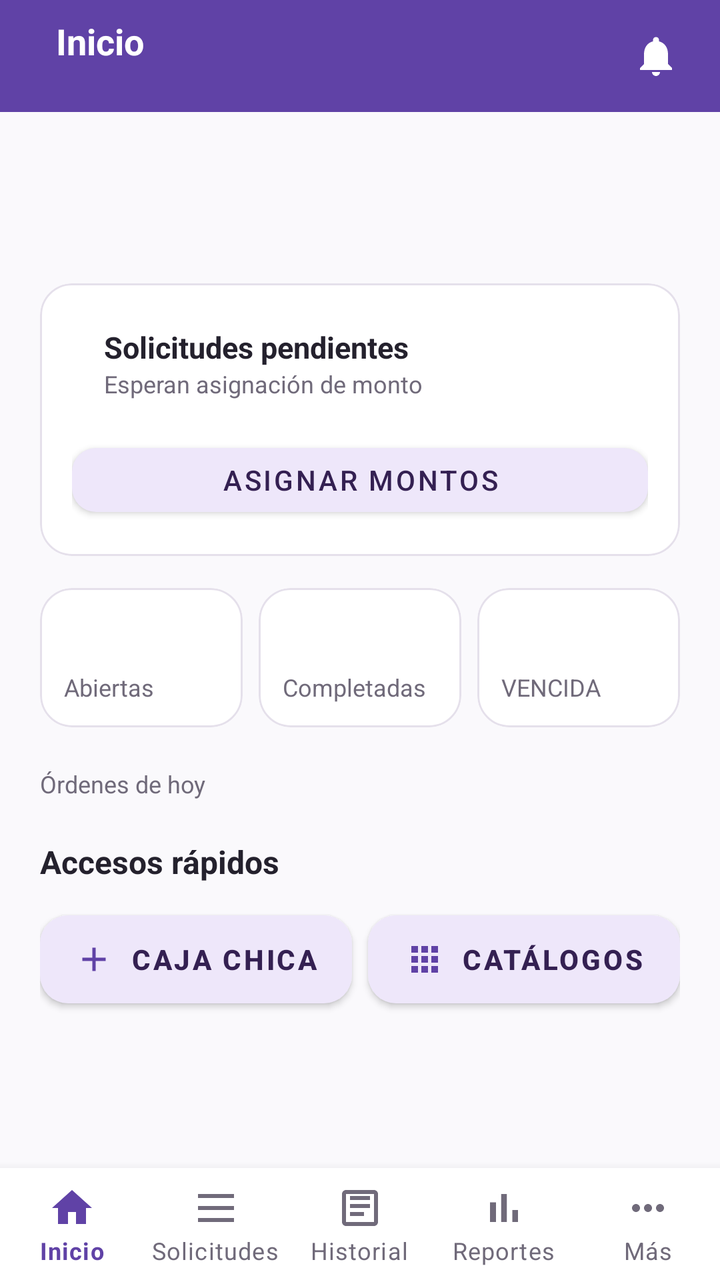
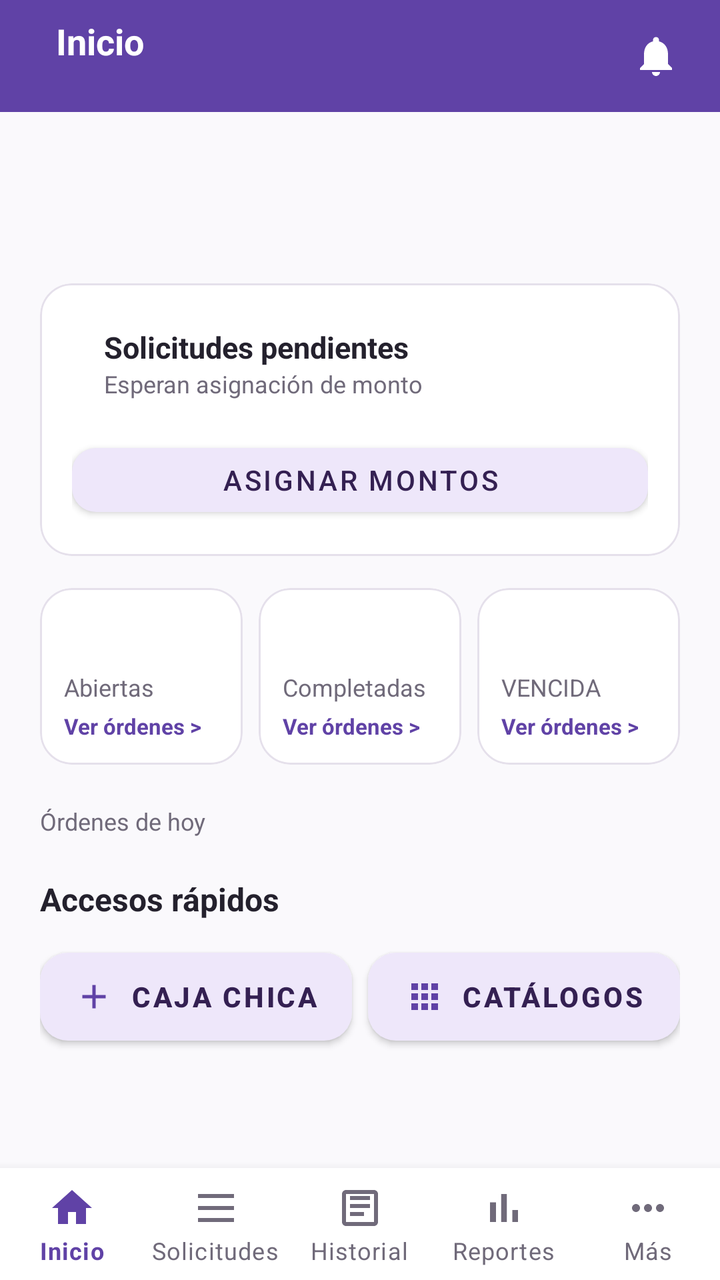

An Android layout rendered at two revisions. The XML below is the earlier revision; the diff shows what the commit changed to produce the second picture.
<!-- AndroidManifest.xml: application theme Theme.ApiMovil -->
<!-- res/layout/fragment_home_admin.xml -->
<?xml version="1.0" encoding="utf-8"?>
<LinearLayout xmlns:android="http://schemas.android.com/apk/res/android"
    xmlns:app="http://schemas.android.com/apk/res-auto"
    android:layout_width="match_parent"
    android:layout_height="match_parent"
    android:background="@color/fondo"
    android:orientation="vertical">

    <com.google.android.material.appbar.AppBarLayout
        android:layout_width="match_parent"
        android:layout_height="wrap_content"
        app:elevation="0dp">

        <com.google.android.material.appbar.MaterialToolbar
            android:layout_width="match_parent"
            android:layout_height="?attr/actionBarSize"
            android:background="?attr/colorPrimary">

            <LinearLayout
                android:layout_width="match_parent"
                android:layout_height="wrap_content"
                android:gravity="center_vertical"
                android:orientation="horizontal"
                android:paddingHorizontal="12dp">

                <LinearLayout
                    android:layout_width="0dp"
                    android:layout_height="wrap_content"
                    android:layout_weight="1"
                    android:orientation="vertical">

                    <TextView
                        android:layout_width="wrap_content"
                        android:layout_height="wrap_content"
                        android:text="@string/inicio"
                        android:textColor="@color/blanco"
                        android:textSize="18sp"
                        android:textStyle="bold" />

                    <TextView
                        android:id="@+id/textRolBarra"
                        android:layout_width="wrap_content"
                        android:layout_height="wrap_content"
                        android:textColor="@color/marca_claro"
                        android:textSize="11sp"
                        android:textStyle="bold" />
                </LinearLayout>

                <ImageButton
                    android:id="@+id/btnNotificaciones"
                    android:layout_width="40dp"
                    android:layout_height="40dp"
                    android:background="?attr/selectableItemBackgroundBorderless"
                    android:contentDescription="@string/notificaciones"
                    android:src="@drawable/ic_bell"
                    app:tint="@color/blanco" />
            </LinearLayout>

        </com.google.android.material.appbar.MaterialToolbar>
    </com.google.android.material.appbar.AppBarLayout>

    <ScrollView
        android:layout_width="match_parent"
        android:layout_height="0dp"
        android:layout_weight="1">

        <LinearLayout
            android:layout_width="match_parent"
            android:layout_height="wrap_content"
            android:orientation="vertical"
            android:padding="20dp">

            <TextView
                android:id="@+id/textFecha"
                android:layout_width="match_parent"
                android:layout_height="wrap_content"
                android:letterSpacing="0.05"
                android:textColor="@color/texto_secundario"
                android:textSize="12sp"
                android:textStyle="bold" />

            <TextView
                android:id="@+id/textSaludo"
                android:layout_width="match_parent"
                android:layout_height="wrap_content"
                android:layout_marginTop="4dp"
                android:textColor="@color/texto_principal"
                android:textSize="22sp"
                android:textStyle="bold" />

            
            <com.google.android.material.card.MaterialCardView
                android:layout_width="match_parent"
                android:layout_height="wrap_content"
                android:layout_marginTop="16dp"
                app:cardBackgroundColor="@color/blanco"
                app:cardCornerRadius="16dp"
                app:cardElevation="0dp"
                app:contentPadding="16dp"
                app:strokeColor="@color/borde"
                app:strokeWidth="1dp">

                <LinearLayout
                    android:layout_width="match_parent"
                    android:layout_height="wrap_content"
                    android:orientation="vertical">

                    <LinearLayout
                        android:layout_width="match_parent"
                        android:layout_height="wrap_content"
                        android:gravity="center_vertical"
                        android:orientation="horizontal">

                        <TextView
                            android:id="@+id/textConteoPendientes"
                            android:layout_width="wrap_content"
                            android:layout_height="wrap_content"
                            android:textColor="@color/marca"
                            android:textSize="36sp"
                            android:textStyle="bold" />

                        <LinearLayout
                            android:layout_width="0dp"
                            android:layout_height="wrap_content"
                            android:layout_marginStart="16dp"
                            android:layout_weight="1"
                            android:orientation="vertical">

                            <TextView
                                android:layout_width="match_parent"
                                android:layout_height="wrap_content"
                                android:text="@string/solicitudes_pendientes"
                                android:textColor="@color/texto_principal"
                                android:textSize="15sp"
                                android:textStyle="bold" />

                            <TextView
                                android:layout_width="match_parent"
                                android:layout_height="wrap_content"
                                android:text="@string/esperan_asignacion_de_monto"
                                android:textColor="@color/texto_secundario"
                                android:textSize="12sp" />
                        </LinearLayout>
                    </LinearLayout>

                    <com.google.android.material.button.MaterialButton
                        android:id="@+id/btnAsignarMontos"
                        android:layout_width="match_parent"
                        android:layout_height="44dp"
                        android:layout_marginTop="12dp"
                        android:text="@string/asignar_montos"
                        android:textColor="@color/marca_oscuro"
                        app:backgroundTint="@color/marca_claro"
                        app:cornerRadius="12dp" />
                </LinearLayout>
            </com.google.android.material.card.MaterialCardView>

            
            <LinearLayout
                android:layout_width="match_parent"
                android:layout_height="wrap_content"
                android:layout_marginTop="16dp"
                android:orientation="horizontal">

                <com.google.android.material.card.MaterialCardView
                    android:id="@+id/cardAbiertas"
                    android:layout_width="0dp"
                    android:layout_height="wrap_content"
                    android:layout_marginEnd="4dp"
                    android:layout_weight="1"
                    android:clickable="true"
                    android:focusable="true"
                    android:foreground="?attr/selectableItemBackground"
                    app:cardBackgroundColor="@color/blanco"
                    app:cardCornerRadius="16dp"
                    app:cardElevation="0dp"
                    app:contentPadding="12dp"
                    app:strokeColor="@color/borde"
                    app:strokeWidth="1dp">

                    <LinearLayout
                        android:layout_width="match_parent"
                        android:layout_height="wrap_content"
                        android:orientation="vertical">

                        <TextView
                            android:id="@+id/textAbiertas"
                            android:layout_width="match_parent"
                            android:layout_height="wrap_content"
                            android:textColor="@color/estado_abierta"
                            android:textSize="22sp"
                            android:textStyle="bold" />

                        <TextView
                            android:layout_width="match_parent"
                            android:layout_height="wrap_content"
                            android:text="@string/abierta_badge"
                            android:textColor="@color/texto_secundario"
                            android:textSize="12sp" />
                    </LinearLayout>
                </com.google.android.material.card.MaterialCardView>

                <com.google.android.material.card.MaterialCardView
                    android:id="@+id/cardCompletadas"
                    android:layout_width="0dp"
                    android:layout_height="wrap_content"
                    android:layout_marginHorizontal="4dp"
                    android:layout_weight="1"
                    android:clickable="true"
                    android:focusable="true"
                    android:foreground="?attr/selectableItemBackground"
                    app:cardBackgroundColor="@color/blanco"
                    app:cardCornerRadius="16dp"
                    app:cardElevation="0dp"
                    app:contentPadding="12dp"
                    app:strokeColor="@color/borde"
                    app:strokeWidth="1dp">

                    <LinearLayout
                        android:layout_width="match_parent"
                        android:layout_height="wrap_content"
                        android:orientation="vertical">

                        <TextView
                            android:id="@+id/textCompletadas"
                            android:layout_width="match_parent"
                            android:layout_height="wrap_content"
                            android:textColor="@color/estado_completada"
                            android:textSize="22sp"
                            android:textStyle="bold" />

                        <TextView
                            android:layout_width="match_parent"
                            android:layout_height="wrap_content"
                            android:text="@string/completada_badge"
                            android:textColor="@color/texto_secundario"
                            android:textSize="12sp" />
                    </LinearLayout>
                </com.google.android.material.card.MaterialCardView>

                <com.google.android.material.card.MaterialCardView
                    android:id="@+id/cardVencidas"
                    android:layout_width="0dp"
                    android:layout_height="wrap_content"
                    android:layout_marginStart="4dp"
                    android:layout_weight="1"
                    android:clickable="true"
                    android:focusable="true"
                    android:foreground="?attr/selectableItemBackground"
                    app:cardBackgroundColor="@color/blanco"
                    app:cardCornerRadius="16dp"
                    app:cardElevation="0dp"
                    app:contentPadding="12dp"
                    app:strokeColor="@color/borde"
                    app:strokeWidth="1dp">

                    <LinearLayout
                        android:layout_width="match_parent"
                        android:layout_height="wrap_content"
                        android:orientation="vertical">

                        <TextView
                            android:id="@+id/textVencidas"
                            android:layout_width="match_parent"
                            android:layout_height="wrap_content"
                            android:textColor="@color/estado_vencida"
                            android:textSize="22sp"
                            android:textStyle="bold" />

                        <TextView
                            android:layout_width="match_parent"
                            android:layout_height="wrap_content"
                            android:text="@string/vencida_badge"
                            android:textColor="@color/texto_secundario"
                            android:textSize="12sp" />
                    </LinearLayout>
                </com.google.android.material.card.MaterialCardView>
            </LinearLayout>

            
            <com.google.android.material.card.MaterialCardView
                android:id="@+id/cardPreciosCombustible"
                android:layout_width="match_parent"
                android:layout_height="wrap_content"
                android:layout_marginTop="16dp"
                android:clickable="true"
                android:focusable="true"
                android:foreground="?attr/selectableItemBackground"
                app:cardBackgroundColor="@color/blanco"
                app:cardCornerRadius="16dp"
                app:cardElevation="0dp"
                app:contentPadding="16dp"
                app:strokeColor="@color/borde"
                app:strokeWidth="1dp"
                android:visibility="gone">

                <LinearLayout
                    android:layout_width="match_parent"
                    android:layout_height="wrap_content"
                    android:orientation="vertical">

                    <LinearLayout
                        android:layout_width="match_parent"
                        android:layout_height="wrap_content"
                        android:gravity="center_vertical"
                        android:orientation="horizontal">

                        <TextView
                            android:layout_width="0dp"
                            android:layout_height="wrap_content"
                            android:layout_weight="1"
                            android:text="@string/precios_combustible"
                            android:textColor="@color/texto_principal"
                            android:textSize="15sp"
                            android:textStyle="bold" />

                        <TextView
                            android:id="@+id/textPreciosSemana"
                            android:layout_width="wrap_content"
                            android:layout_height="wrap_content"
                            android:textColor="@color/texto_secundario"
                            android:textSize="11sp" />
                    </LinearLayout>

                    <ProgressBar
                        android:id="@+id/progressPrecios"
                        android:layout_width="28dp"
                        android:layout_height="28dp"
                        android:layout_gravity="center"
                        android:layout_marginTop="12dp"
                        android:visibility="gone" />

                    
                    <LinearLayout
                        android:id="@+id/layoutColumnasPrecios"
                        android:layout_width="match_parent"
                        android:layout_height="wrap_content"
                        android:layout_marginTop="12dp"
                        android:orientation="horizontal">

                        
                        <LinearLayout
                            android:layout_width="0dp"
                            android:layout_height="wrap_content"
                            android:layout_weight="1"
                            android:gravity="center"
                            android:orientation="vertical">
                            <TextView
                                android:layout_width="wrap_content"
                                android:layout_height="wrap_content"
                                android:text="@string/regular"
                                android:textColor="@color/texto_secundario"
                                android:textSize="12sp" />
                            <TextView
                                android:id="@+id/textPrecioRegular"
                                android:layout_width="match_parent"
                                android:layout_height="wrap_content"
                                android:layout_marginTop="2dp"
                                android:gravity="center"
                                android:textColor="@color/texto_principal"
                                android:textSize="16sp"
                                android:textStyle="bold" />
                            <TextView
                                android:id="@+id/textVariacionRegular"
                                android:layout_width="match_parent"
                                android:layout_height="wrap_content"
                                android:layout_marginTop="2dp"
                                android:gravity="center"
                                android:textSize="11sp"
                                android:textStyle="bold" />
                        </LinearLayout>

                        
                        <LinearLayout
                            android:layout_width="0dp"
                            android:layout_height="wrap_content"
                            android:layout_weight="1"
                            android:gravity="center"
                            android:orientation="vertical">
                            <TextView
                                android:layout_width="wrap_content"
                                android:layout_height="wrap_content"
                                android:text="@string/super_combustible"
                                android:textColor="@color/texto_secundario"
                                android:textSize="12sp" />
                            <TextView
                                android:id="@+id/textPrecioSuper"
                                android:layout_width="match_parent"
                                android:layout_height="wrap_content"
                                android:layout_marginTop="2dp"
                                android:gravity="center"
                                android:textColor="@color/texto_principal"
                                android:textSize="16sp"
                                android:textStyle="bold" />
                            <TextView
                                android:id="@+id/textVariacionSuper"
                                android:layout_width="match_parent"
                                android:layout_height="wrap_content"
                                android:layout_marginTop="2dp"
                                android:gravity="center"
                                android:textSize="11sp"
                                android:textStyle="bold" />
                        </LinearLayout>

                        
                        <LinearLayout
                            android:layout_width="0dp"
                            android:layout_height="wrap_content"
                            android:layout_weight="1"
                            android:gravity="center"
                            android:orientation="vertical">
                            <TextView
                                android:layout_width="wrap_content"
                                android:layout_height="wrap_content"
                                android:text="@string/diesel_combustible"
                                android:textColor="@color/texto_secundario"
                                android:textSize="12sp" />
                            <TextView
                                android:id="@+id/textPrecioDiesel"
                                android:layout_width="match_parent"
                                android:layout_height="wrap_content"
                                android:layout_marginTop="2dp"
                                android:gravity="center"
                                android:textColor="@color/texto_principal"
                                android:textSize="16sp"
                                android:textStyle="bold" />
                            <TextView
                                android:id="@+id/textVariacionDiesel"
                                android:layout_width="match_parent"
                                android:layout_height="wrap_content"
                                android:layout_marginTop="2dp"
                                android:gravity="center"
                                android:textSize="11sp"
                                android:textStyle="bold" />
                        </LinearLayout>

                    </LinearLayout>
                </LinearLayout>
            </com.google.android.material.card.MaterialCardView>

            <TextView
                android:layout_width="match_parent"
                android:layout_height="wrap_content"
                android:layout_marginTop="20dp"
                android:text="@string/ordenes_del_dia_vigencia"
                android:textColor="@color/texto_secundario"
                android:textSize="12sp" />

            
            <LinearLayout
                android:id="@+id/contenedorProximaAVencer"
                android:layout_width="match_parent"
                android:layout_height="wrap_content"
                android:layout_marginTop="8dp"
                android:background="@drawable/bg_tarjeta_advertencia"
                android:orientation="vertical"
                android:padding="16dp"
                android:visibility="gone">

                <LinearLayout
                    android:layout_width="match_parent"
                    android:layout_height="wrap_content"
                    android:gravity="center_vertical"
                    android:orientation="horizontal">

                    <TextView
                        android:id="@+id/textOrdenProxima"
                        android:layout_width="0dp"
                        android:layout_height="wrap_content"
                        android:layout_weight="1"
                        android:textColor="@color/texto_principal"
                        android:textSize="15sp"
                        android:textStyle="bold" />

                    <TextView
                        android:layout_width="wrap_content"
                        android:layout_height="wrap_content"
                        android:background="@drawable/bg_badge_abierta"
                        android:paddingHorizontal="10dp"
                        android:paddingVertical="4dp"
                        android:text="@string/abierta_badge"
                        android:textColor="@color/estado_abierta"
                        android:textSize="11sp"
                        android:textStyle="bold" />
                </LinearLayout>

                <TextView
                    android:id="@+id/textGasolineraYVence"
                    android:layout_width="match_parent"
                    android:layout_height="wrap_content"
                    android:layout_marginTop="8dp"
                    android:textColor="@color/advertencia_texto_secundario"
                    android:textSize="13sp" />

                <LinearLayout
                    android:layout_width="match_parent"
                    android:layout_height="wrap_content"
                    android:layout_marginTop="12dp"
                    android:gravity="center_vertical"
                    android:orientation="horizontal">

                    <TextView
                        android:id="@+id/textMinutosRestantes"
                        android:layout_width="0dp"
                        android:layout_height="wrap_content"
                        android:layout_weight="1"
                        android:textColor="@color/advertencia_texto"
                        android:textSize="14sp"
                        android:textStyle="bold" />

                    <TextView
                        android:id="@+id/btnVerOrden"
                        android:layout_width="wrap_content"
                        android:layout_height="wrap_content"
                        android:background="?attr/selectableItemBackground"
                        android:clickable="true"
                        android:focusable="true"
                        android:padding="4dp"
                        android:text="@string/ver_orden"
                        android:textColor="@color/marca"
                        android:textSize="14sp"
                        android:textStyle="bold" />
                </LinearLayout>
            </LinearLayout>

            <TextView
                android:layout_width="match_parent"
                android:layout_height="wrap_content"
                android:layout_marginTop="20dp"
                android:text="@string/accesos_rapidos"
                android:textColor="@color/texto_principal"
                android:textSize="16sp"
                android:textStyle="bold" />

            <LinearLayout
                android:layout_width="match_parent"
                android:layout_height="wrap_content"
                android:layout_marginTop="10dp"
                android:layout_marginBottom="8dp"
                android:orientation="horizontal">

                <com.google.android.material.button.MaterialButton
                    android:id="@+id/btnCajaChicaRapido"
                    style="@style/Widget.App.Button.Tonal"
                    android:layout_width="0dp"
                    android:layout_height="56dp"
                    android:layout_marginEnd="4dp"
                    android:layout_weight="1"
                    android:text="@string/caja_chica"
                    app:icon="@drawable/ic_add"
                    app:iconGravity="textStart"
                    app:iconPadding="8dp"
                    app:iconSize="20dp" />

                <com.google.android.material.button.MaterialButton
                    android:id="@+id/btnCatalogosRapido"
                    style="@style/Widget.App.Button.Tonal"
                    android:layout_width="0dp"
                    android:layout_height="56dp"
                    android:layout_marginStart="4dp"
                    android:layout_weight="1"
                    android:text="@string/catalogos"
                    app:icon="@drawable/ic_nav_catalogos"
                    app:iconGravity="textStart"
                    app:iconPadding="8dp"
                    app:iconSize="20dp" />
            </LinearLayout>

        </LinearLayout>
    </ScrollView>

    <include
        android:id="@+id/incluirNavInferior"
        layout="@layout/widget_bottom_nav_admin" />

</LinearLayout>
<!-- res/layout/widget_bottom_nav_admin.xml (included above) -->
<?xml version="1.0" encoding="utf-8"?>
<com.google.android.material.bottomnavigation.BottomNavigationView
    xmlns:android="http://schemas.android.com/apk/res/android"
    xmlns:app="http://schemas.android.com/apk/res-auto"
    android:id="@+id/bottomNavAdmin"
    android:layout_width="match_parent"
    android:layout_height="wrap_content"
    android:background="@color/blanco"
    app:labelVisibilityMode="labeled"
    app:itemIconTint="@color/selector_nav_item"
    app:itemTextColor="@color/selector_nav_item"
    app:menu="@menu/bottom_nav_admin" />
<!-- resources referenced by this layout -->
<resources>
  <color name="advertencia_texto">#684A00</color>
  <color name="advertencia_texto_secundario">#795300</color>
  <color name="blanco">#FFFFFF</color>
  <color name="borde">#E5E0EB</color>
  <color name="estado_abierta">#4A90D9</color>
  <color name="estado_completada">#2E7D32</color>
  <color name="estado_vencida">#C62828</color>
  <color name="fondo">#FAF9FC</color>
  <color name="marca">#6042A6</color>
  <color name="marca_claro">#EEE7FA</color>
  <color name="marca_oscuro">#342052</color>
  <color name="texto_principal">#24212D</color>
  <color name="texto_secundario">#706A7A</color>
  <!-- drawable bg_badge_abierta (drawable) -->
  <?xml version="1.0" encoding="utf-8"?>
  <shape xmlns:android="http://schemas.android.com/apk/res/android" android:shape="rectangle">
      <solid android:color="@color/estado_abierta_fondo" />
      <corners android:radius="13dp" />
  </shape>
  <!-- drawable bg_tarjeta_advertencia (drawable) -->
  <?xml version="1.0" encoding="utf-8"?>
  <shape xmlns:android="http://schemas.android.com/apk/res/android"
      android:shape="rectangle">
      <solid android:color="@color/advertencia_fondo" />
      <corners android:radius="16dp" />
  </shape>
  <!-- drawable ic_add (drawable) -->
  <vector xmlns:android="http://schemas.android.com/apk/res/android"
      android:width="24dp"
      android:height="24dp"
      android:viewportWidth="24"
      android:viewportHeight="24">
      <path
          android:fillColor="@android:color/white"
          android:pathData="M19,13h-6v6h-2v-6H5v-2h6V5h2v6h6v2z" />
  </vector>
  <!-- drawable ic_nav_catalogos (drawable) -->
  <?xml version="1.0" encoding="utf-8"?>
  <vector xmlns:android="http://schemas.android.com/apk/res/android"
      android:width="24dp" android:height="24dp"
      android:viewportWidth="24" android:viewportHeight="24">
      <path android:fillColor="#FF000000"
          android:pathData="M4,8h4L8,4L4,4v4zM10,20h4v-4h-4v4zM4,20h4v-4L4,16v4zM4,14h4v-4L4,10v4zM10,14h4v-4h-4v4zM16,4v4h4L20,4h-4zM10,8h4L14,4h-4v4zM16,14h4v-4h-4v4zM16,20h4v-4h-4v4z" />
  </vector>
  <string name="abierta_badge">Abiertas</string>
  <string name="accesos_rapidos">Accesos rápidos</string>
  <string name="asignar_montos">Asignar montos</string>
  <string name="caja_chica">Caja chica</string>
  <string name="catalogos">Catálogos</string>
  <string name="completada_badge">Completadas</string>
  <string name="diesel_combustible">Diésel</string>
  <string name="esperan_asignacion_de_monto">Esperan asignación de monto</string>
  <string name="inicio">Inicio</string>
  <string name="notificaciones">Avisos</string>
  <string name="ordenes_del_dia_vigencia">Órdenes de hoy</string>
  <string name="precios_combustible">Precios del combustible</string>
  <string name="regular">Regular</string>
  <string name="solicitudes_pendientes">Solicitudes pendientes</string>
  <string name="super_combustible">Súper</string>
  <string name="vencida_badge">VENCIDA</string>
  <string name="ver_orden">Ver orden</string>
  <style name="Widget.App.Button.Tonal" parent="Widget.MaterialComponents.Button">
          <item name="backgroundTint">@color/marca_claro</item>
          <item name="android:textColor">@color/marca_oscuro</item>
          <item name="android:textSize">14sp</item>
          <item name="android:textStyle">bold</item>
          <item name="cornerRadius">14dp</item>
          <item name="iconTint">@color/marca</item>
          <item name="rippleColor">@color/marca</item>
          <item name="elevation">0dp</item>
      </style>
  <color name="estado_abierta_fondo">#E3EEFB</color>
  <color name="advertencia_fondo">#FFF0CE</color>
  <!-- unchanged entries left out for length: 2 -->
</resources>

<!-- the commit's change to res/layout/fragment_home_admin.xml (unified diff, before → after) -->
@@ -197,6 +197,15 @@
                             android:text="@string/abierta_badge"
                             android:textColor="@color/texto_secundario"
                             android:textSize="12sp" />
+
+                        <TextView
+                            android:layout_width="match_parent"
+                            android:layout_height="wrap_content"
+                            android:layout_marginTop="4dp"
+                            android:text="@string/ver_ordenes_flecha"
+                            android:textColor="@color/marca"
+                            android:textSize="11sp"
+                            android:textStyle="bold" />
                     </LinearLayout>
                 </com.google.android.material.card.MaterialCardView>
 
@@ -235,6 +244,15 @@
                             android:text="@string/completada_badge"
                             android:textColor="@color/texto_secundario"
                             android:textSize="12sp" />
+
+                        <TextView
+                            android:layout_width="match_parent"
+                            android:layout_height="wrap_content"
+                            android:layout_marginTop="4dp"
+                            android:text="@string/ver_ordenes_flecha"
+                            android:textColor="@color/marca"
+                            android:textSize="11sp"
+                            android:textStyle="bold" />
                     </LinearLayout>
                 </com.google.android.material.card.MaterialCardView>
 
@@ -273,6 +291,15 @@
                             android:text="@string/vencida_badge"
                             android:textColor="@color/texto_secundario"
                             android:textSize="12sp" />
+
+                        <TextView
+                            android:layout_width="match_parent"
+                            android:layout_height="wrap_content"
+                            android:layout_marginTop="4dp"
+                            android:text="@string/ver_ordenes_flecha"
+                            android:textColor="@color/marca"
+                            android:textSize="11sp"
+                            android:textStyle="bold" />
                     </LinearLayout>
                 </com.google.android.material.card.MaterialCardView>
             </LinearLayout>
<!-- resource entries referenced after the edit -->
@@ -61,6 +61,7 @@
   <string name="super_combustible">Súper</string>
   <string name="vencida_badge">VENCIDA</string>
   <string name="ver_orden">Ver orden</string>
+  <string name="ver_ordenes_flecha">Ver órdenes &gt;</string>
   <style name="Widget.App.Button.Tonal" parent="Widget.MaterialComponents.Button">
           <item name="backgroundTint">@color/marca_claro</item>
           <item name="android:textColor">@color/marca_oscuro</item>
